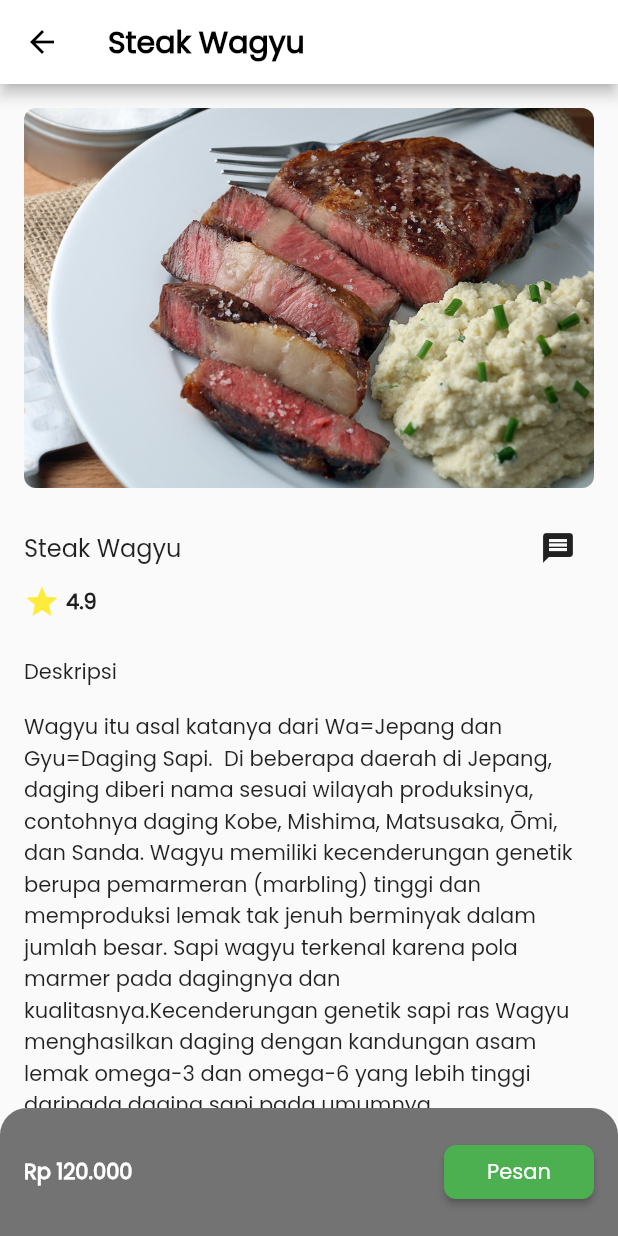
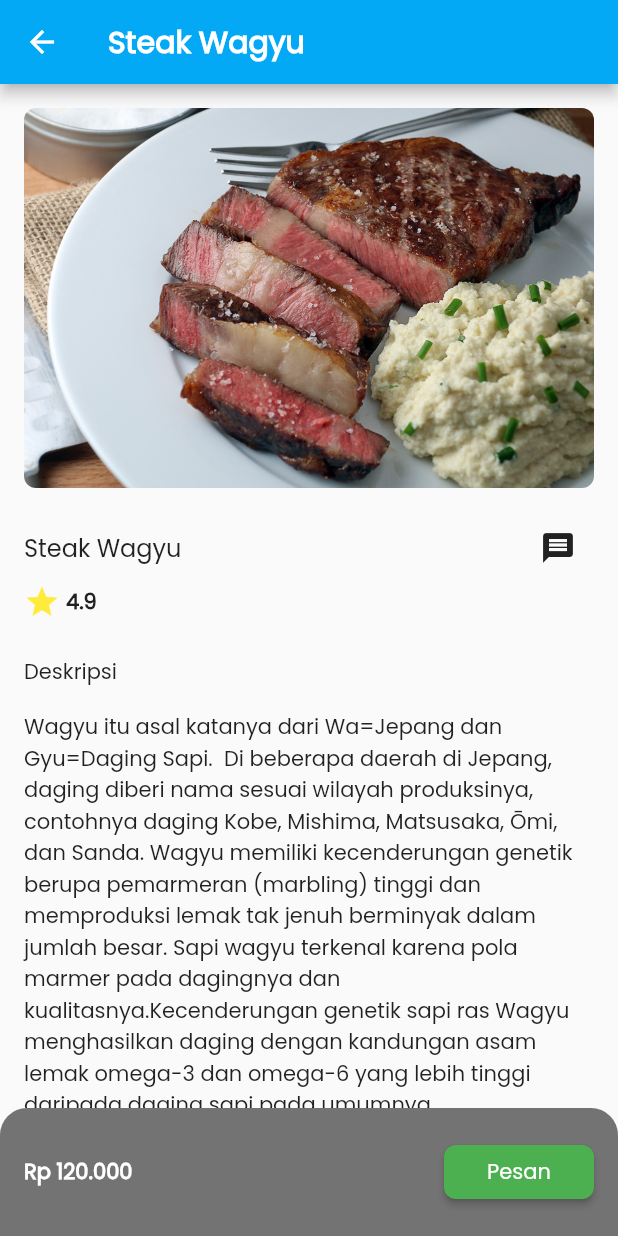
Before and after one commit to farhanpermana/Flutter-food-delivery, a Flutter app: the screen it shows after launch, after a tap on "Steak Wagyu", on a phone screen of 412 x 824 dp. Run offline on Flutter 3.47's test engine with Material 2 defaults, Android fonts, the phone set to English and light mode, and no system bars.

Commit message:
colors update

```diff
--- a/lib/detail.dart
+++ b/lib/detail.dart
@@ -10,12 +10,12 @@ class DetailPage extends StatelessWidget {
   Widget build(BuildContext context) {
     return Scaffold(
       appBar: AppBar(
-        iconTheme: IconThemeData(color: Colors.black),
-        backgroundColor: Colors.white,
+        iconTheme: IconThemeData(color: Colors.white),
+        backgroundColor: Colors.lightBlue,
         title: Text(
           foodEntity.nama,
           style: TextStyle(
-              color: Colors.black,
+              color: Colors.white,
               fontFamily: 'Poppins',
               fontWeight: FontWeight.bold),
         ),
--- a/lib/home.dart
+++ b/lib/home.dart
@@ -16,11 +16,11 @@ class HomePage extends StatelessWidget {
           ),
           onPressed: () {},
         ),
-        backgroundColor: Colors.white,
+        backgroundColor: Colors.lightBlue,
         title: Text(
           'Permana Food',
           style: TextStyle(
-              color: Colors.black,
+              color: Colors.white,
               fontFamily: 'Poppins',
               fontWeight: FontWeight.bold),
         ),
@@ -28,7 +28,7 @@ class HomePage extends StatelessWidget {
           IconButton(
             icon: Icon(
               Icons.search,
-              color: Colors.black,
+              color: Colors.white,
             ),
             onPressed: () {},
           )
```
